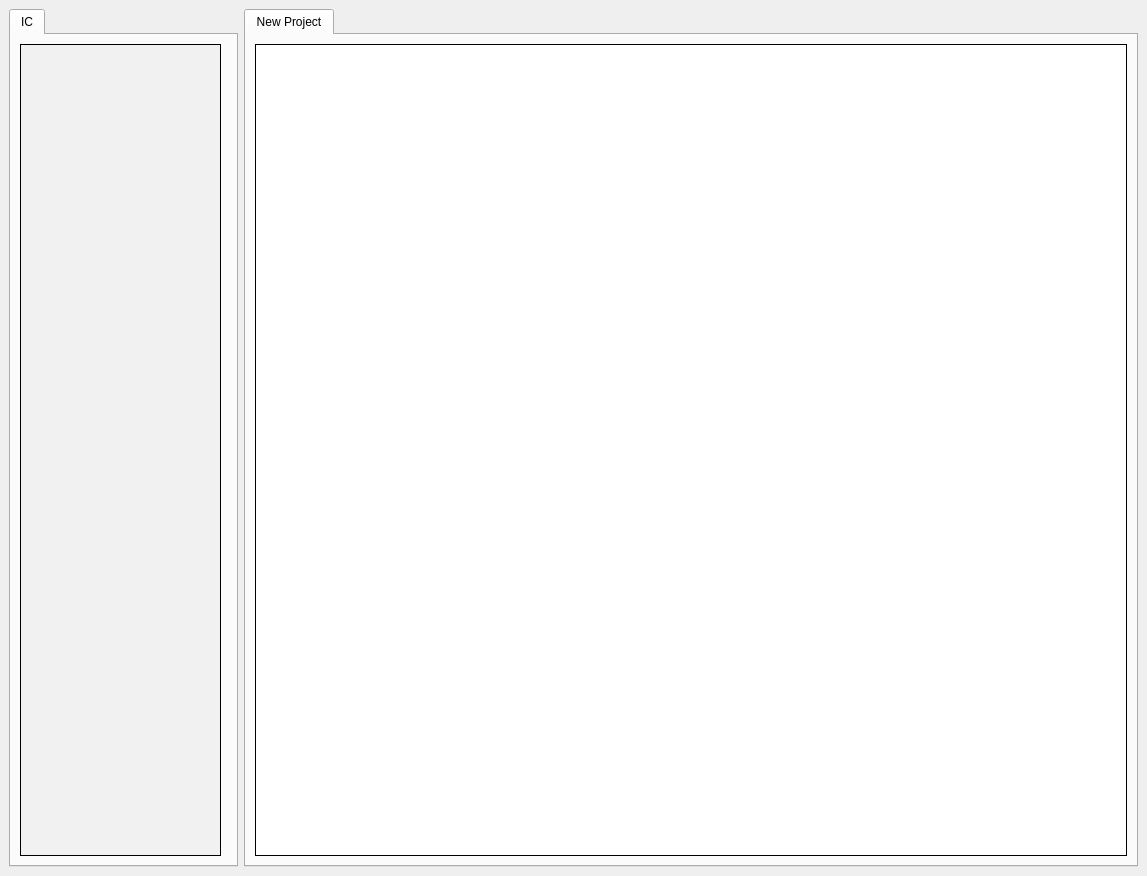
The window that UI/Forms/mainwindow.ui (MGanoub/LogicSim) describes before a commit, drawn with Qt 5.
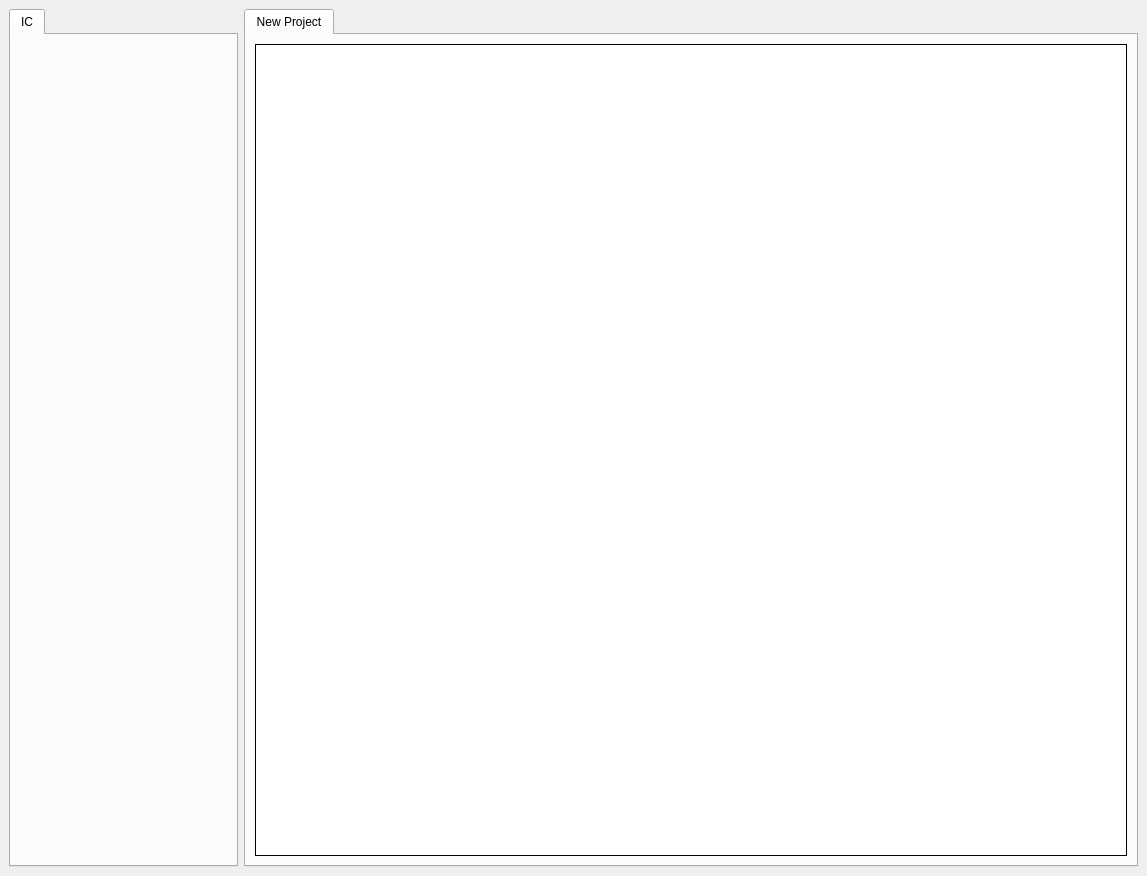
The same window after the commit. Icons and pictures are not drawn.

Commit message: UI_ext: add some basic list items

```diff
--- a/UI/Forms/mainwindow.ui
+++ b/UI/Forms/mainwindow.ui
@@ -41,34 +41,28 @@
          <attribute name="title">
           <string>IC</string>
          </attribute>
-         <layout class="QVBoxLayout" name="verticalLayout">
+         <layout class="QVBoxLayout" name="verticalLayout" stretch="0">
+          <property name="spacing">
+           <number>1</number>
+          </property>
+          <property name="topMargin">
+           <number>2</number>
+          </property>
+          <property name="bottomMargin">
+           <number>2</number>
+          </property>
           <item>
-           <widget class="QListWidget" name="icListWidget">
-            <property name="minimumSize">
-             <size>
-              <width>0</width>
-              <height>0</height>
-             </size>
+           <spacer name="icTabVerticalSpacer">
+            <property name="orientation">
+             <enum>Qt::Vertical</enum>
             </property>
-            <property name="maximumSize">
+            <property name="sizeHint" stdset="0">
              <size>
-              <width>201</width>
-              <height>16777215</height>
+              <width>20</width>
+              <height>40</height>
              </size>
             </property>
-            <property name="autoFillBackground">
-             <bool>false</bool>
-            </property>
-            <property name="styleSheet">
-             <string notr="true">background-color: rgb(241, 241, 241);</string>
-            </property>
-            <property name="frameShape">
-             <enum>QFrame::Box</enum>
-            </property>
-            <property name="frameShadow">
-             <enum>QFrame::Plain</enum>
-            </property>
-           </widget>
+           </spacer>
           </item>
          </layout>
         </widget>
```
Left out of the diff: 3 changed lines with no effect on the pictures. The commit also changes 18 other files.
